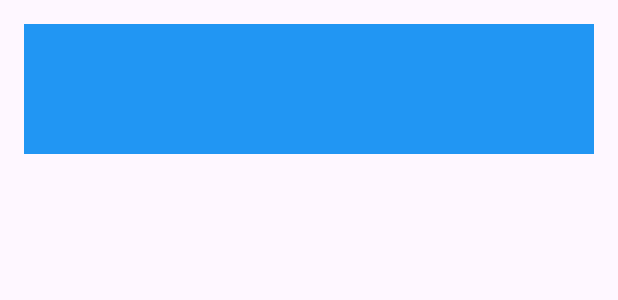
After one commit to darwish1994/palm_task, an Android app: the layout message_view.xml on its own in the app's theme, with its tools: preview values and no code run, on a phone screen of 412 x 824 dp. The commit adds this screen. Shown: the top 300 px of the screen. Run offline under Robolectric (Android 15) with nearby library versions, the phone set to English and light mode, and no system bars.

Commit message:
create message adapter

```diff
--- a/app/src/main/java/com/theminesec/example/question1/MainActivity.kt
+++ b/app/src/main/java/com/theminesec/example/question1/MainActivity.kt
@@ -1,10 +1,14 @@
 package com.theminesec.example.question1
 
 import android.os.Bundle
+import android.widget.FrameLayout
 import androidx.activity.enableEdgeToEdge
 import androidx.appcompat.app.AppCompatActivity
+import androidx.constraintlayout.widget.ConstraintLayout
 import androidx.core.view.ViewCompat
 import androidx.core.view.WindowInsetsCompat
+import androidx.fragment.app.commit
+import com.theminesec.example.question1.feature.chat.ChatFragment
 import dagger.hilt.android.AndroidEntryPoint
 
 @AndroidEntryPoint
@@ -15,5 +19,6 @@ class MainActivity : AppCompatActivity() {
         setContentView(R.layout.activity_main)
 
 
+
     }
 }
--- /dev/null
+++ b/app/src/main/res/layout/message_view.xml
@@ -0,0 +1,37 @@
+<?xml version="1.0" encoding="utf-8"?>
+<androidx.constraintlayout.widget.ConstraintLayout xmlns:android="http://schemas.android.com/apk/res/android"
+    xmlns:app="http://schemas.android.com/apk/res-auto"
+    xmlns:tools="http://schemas.android.com/tools"
+    android:background="#2196F3"
+    android:layout_margin="16dp"
+    android:layout_width="match_parent"
+    android:layout_height="wrap_content">
+
+    <TextView
+        android:id="@+id/message_text"
+        android:layout_width="wrap_content"
+        android:layout_height="wrap_content"
+        android:layout_marginStart="16dp"
+        android:layout_marginTop="16dp"
+        android:layout_marginEnd="16dp"
+        app:layout_constraintBottom_toTopOf="@+id/message_user"
+        app:layout_constraintEnd_toEndOf="parent"
+        app:layout_constraintHorizontal_bias="0.5"
+        app:layout_constraintStart_toStartOf="parent"
+        app:layout_constraintTop_toTopOf="parent" />
+
+    <TextView
+        android:id="@+id/message_user"
+        android:layout_width="wrap_content"
+        android:layout_height="wrap_content"
+        android:layout_marginStart="16dp"
+        android:layout_marginTop="16dp"
+        android:layout_marginEnd="16dp"
+        android:layout_marginBottom="16dp"
+        app:layout_constraintBottom_toBottomOf="parent"
+        app:layout_constraintEnd_toEndOf="parent"
+        app:layout_constraintHorizontal_bias="0.5"
+        app:layout_constraintStart_toStartOf="parent"
+        app:layout_constraintTop_toBottomOf="@+id/message_text" />
+
+</androidx.constraintlayout.widget.ConstraintLayout>
```
Also changed, not shown: app/src/main/java/com/theminesec/example/question1/feature/chat/ChatFragment.kt (+12 -3 lines), app/src/main/java/com/theminesec/example/question1/feature/chat/ChatViewModel.kt (+33 -0 lines), app/src/main/java/com/theminesec/example/question1/feature/chat/adapter/MessagesAdapter.kt (added, +45 -0 lines), app/src/main/res/layout/activity_main.xml (+8 -5 lines), app/src/main/res/layout/fragment_chat.xml (+11 -5 lines).
